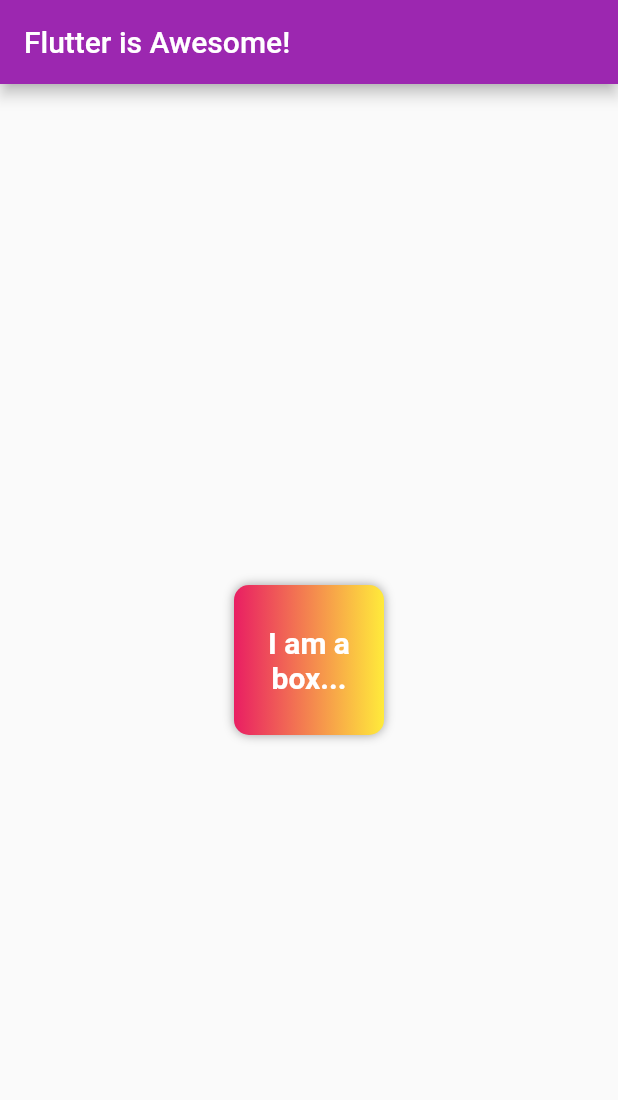
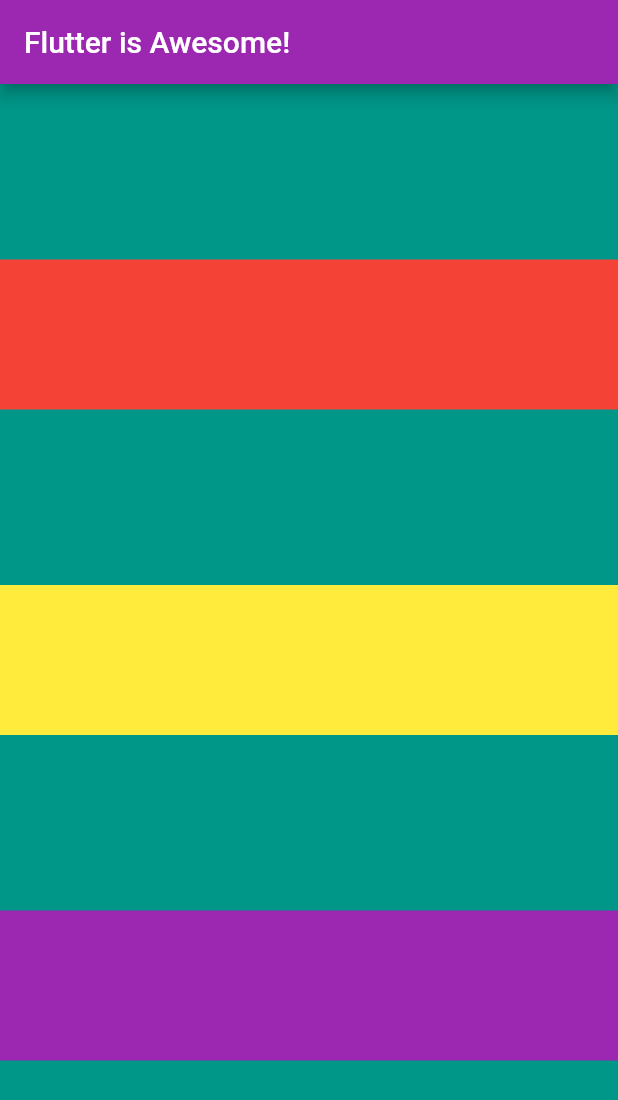
Before and after one commit to henryboisdequin/Learning-Flutter, a Flutter app: the screen it shows after launch, on a phone screen of 412 x 824 dp. Shown: the top 1100 px of the screen. Run offline on Flutter 3.47's test engine with Material 2 defaults, Android fonts, the phone set to English and light mode, and no system bars.

Commit message:
learning about rows + columns

```diff
--- a/lib/main.dart
+++ b/lib/main.dart
@@ -17,36 +17,35 @@ class HomePage extends StatelessWidget {
       appBar: AppBar(
         title: Text("Flutter is Awesome!"),
       ),
-      body: Center(
-        child: Container(
+      body: Container(
+        color: Colors.teal,
+        alignment: Alignment.center,
+        child: Column(
+            mainAxisAlignment: MainAxisAlignment.spaceEvenly,
+            crossAxisAlignment: CrossAxisAlignment.stretch,
+            children: <Widget>[
+            Container(
             padding: const EdgeInsets.all(8),
             width: 100,
             height: 100,
-          // mostly always use antiAlias
-          clipBehavior: Clip.antiAlias,
             alignment: Alignment.center,
-          decoration: BoxDecoration(
             color: Colors.red,
-            borderRadius: BorderRadius.circular(10),
-            gradient: LinearGradient(colors: [
-              Colors.pink,
-              Colors.yellow,
-            ]),
-            boxShadow: [
-              BoxShadow(
-                color: Colors.grey,
-                blurRadius: 5,
-              )],
           ),
-          child: Text(
-            "I am a box...",
-            textAlign: TextAlign.center,
-            style: TextStyle(
-              fontSize: 20,
-              color: Colors.white,
-              fontWeight: FontWeight.bold,
+          Container(
+            padding: const EdgeInsets.all(8),
+            width: 100,
+            height: 100,
+            alignment: Alignment.center,
+            color: Colors.yellow,
           ),
+          Container(
+            padding: const EdgeInsets.all(8),
+            width: 100,
+            height: 100,
+            alignment: Alignment.center,
+            color: Colors.purple,
           ),
+          ],
         ),
       ),
     );
```
Lines whose indentation alone changed are shown as unchanged.
